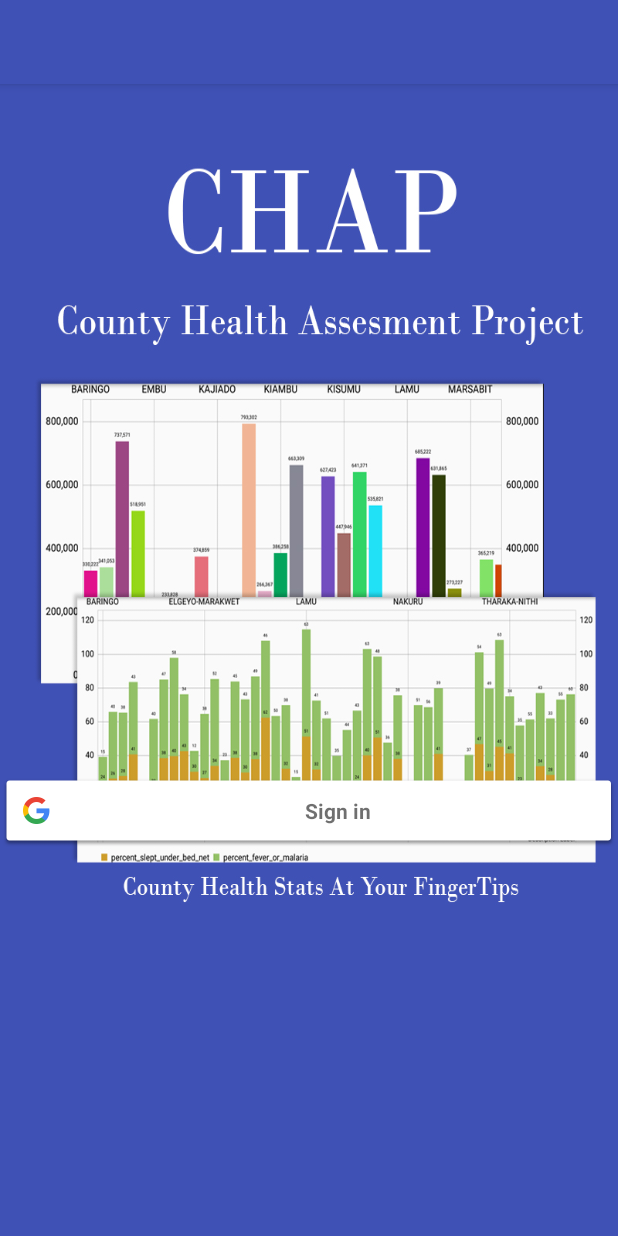
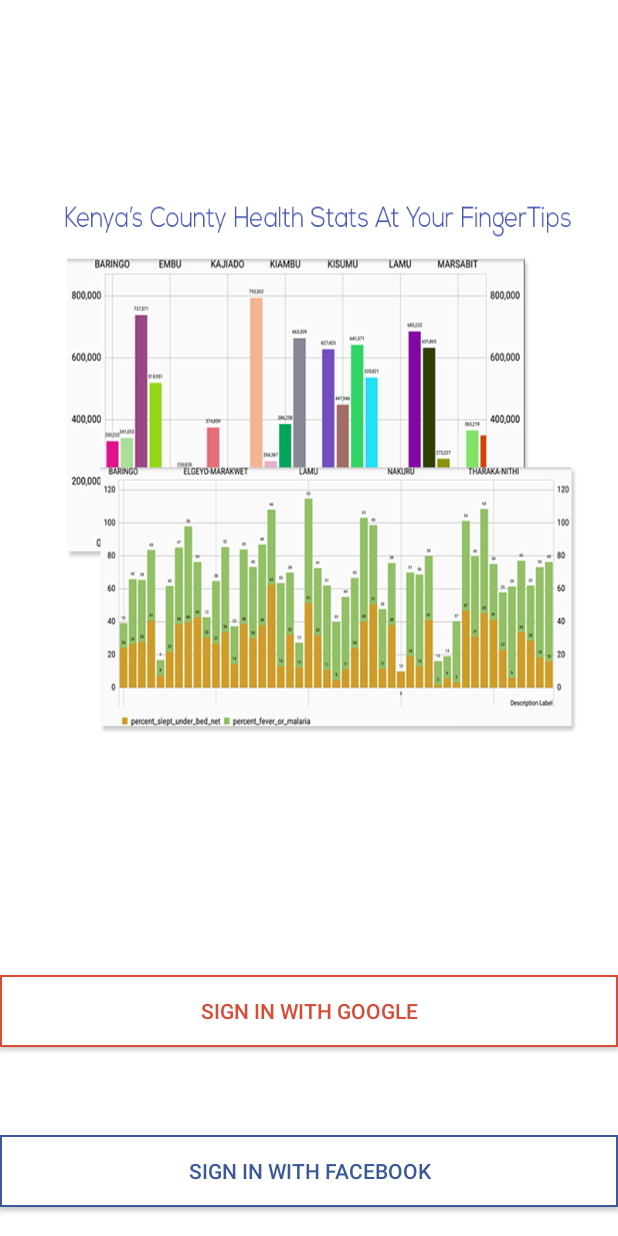
Before and after one commit to dnjunge/CHAP, an Android app: the screen it shows after launch (LoginActivity before the commit, WelcomeActivity after it), on a phone screen of 412 x 824 dp. Run offline under Robolectric (Android 15) with nearby library versions, the phone set to English and light mode, and no system bars.

Commit message:
Improved splash and login screens, redesigned login buttons, beefed up google login added welcome activity

```diff
--- a/app/src/main/java/com/chap/LoginActivity.java
+++ b/app/src/main/java/com/chap/GoogleLoginActivity.java
@@ -13,17 +13,15 @@ import android.content.SharedPreferences.Editor;
 import android.content.pm.ActivityInfo;
 import android.content.pm.PackageManager;
 import android.content.res.Configuration;
+import android.graphics.Bitmap;
+import android.graphics.BitmapFactory;
+import android.os.AsyncTask;
 import android.os.Bundle;
 import android.support.v4.app.ActivityCompat;
 import android.support.v4.content.ContextCompat;
 import android.support.v7.app.AppCompatActivity;
 import android.view.Gravity;
-import android.view.View;
 
-import com.google.android.gms.auth.api.Auth;
-import com.google.android.gms.auth.api.signin.GoogleSignInAccount;
-import com.google.android.gms.auth.api.signin.GoogleSignInOptions;
-import com.google.android.gms.auth.api.signin.GoogleSignInResult;
 import com.google.android.gms.common.ConnectionResult;
 import com.google.android.gms.common.GooglePlayServicesUtil;
 import com.google.android.gms.common.api.GoogleApiClient;
@@ -32,19 +30,22 @@ import com.google.android.gms.plus.model.people.Person;
 import com.google.android.gms.common.api.GoogleApiClient.ConnectionCallbacks;
 import com.google.android.gms.common.api.GoogleApiClient.OnConnectionFailedListener;
 import android.Manifest;
-import android.content.pm.PackageManager;
 
+
+import android.widget.ImageView;
 import android.widget.Toast;
 import android.util.Log;
 
+import java.io.InputStream;
 
-public class LoginActivity extends AppCompatActivity implements ConnectionCallbacks, OnConnectionFailedListener,
-        View.OnClickListener {
+
+public class GoogleLoginActivity extends AppCompatActivity implements ConnectionCallbacks, OnConnectionFailedListener
+         {
 
     private GoogleApiClient mGoogleApiClient;
     private static final int MY_PERMISSIONS_REQUEST_READ_CONTACTS = 1;
     public static final int RC_SIGN_IN = 9001;
-    private static final String TAG = "LoginActivity";
+    private static final String TAG = "GoogleLoginActivity";
     boolean googleLoginIntentInProgress;
     String userName;
     String userPhotoURI;
@@ -61,30 +62,24 @@ public class LoginActivity extends AppCompatActivity implements ConnectionCallba
  * all issues preventing sign-in without waiting.
  */
     private boolean googleLoginButtonClicked = true;
+    public static final String SIGN_IN_METHOD = "google";
+     // Profile pic image size in pixels
+     private static final int PROFILE_PIC_SIZE = 400;
 
     @Override
     protected void onCreate(Bundle savedInstanceState) {
         super.onCreate(savedInstanceState);
+        setContentView(R.layout.activity_google_login);
 
         userPref = this.getSharedPreferences("userProfile", MODE_PRIVATE);
         editPref = userPref.edit();
 
-        setContentView(R.layout.activity_login);
-        getSupportActionBar().setDisplayShowTitleEnabled(false);
 
-
-/*
-        GoogleSignInOptions gso = new GoogleSignInOptions.Builder(GoogleSignInOptions.DEFAULT_SIGN_IN)
-                .requestEmail()
-                .build();*/
 
         mGoogleApiClient = new GoogleApiClient.Builder(this)
                 .addConnectionCallbacks(this)
                 .addOnConnectionFailedListener(this).addApi(Plus.API)
                 .addScope(Plus.SCOPE_PLUS_LOGIN).build();
-        //  .enableAutoManage(this /* FragmentActivity */, this /* OnConnectionFailedListener */)
-        // .addApi(Auth.GOOGLE_SIGN_IN_API, gso)
-        findViewById(R.id.googleLoginButton).setOnClickListener(this);
 
     }
     //Ensure login screen is in portrait mode only
@@ -92,15 +87,6 @@ public class LoginActivity extends AppCompatActivity implements ConnectionCallba
     public void onConfigurationChanged(Configuration newConfig) {
         super.onConfigurationChanged(newConfig);
         setRequestedOrientation(ActivityInfo.SCREEN_ORIENTATION_PORTRAIT);
-    }
-    //Handle a click of the login button
-    @Override
-    public void onClick(View view) {
-        switch (view.getId()) {
-            case R.id.googleLoginButton:
-                signInWithGoogle();
-                break;
-        }
     }
 
     public void onStart() {
@@ -135,11 +121,6 @@ public class LoginActivity extends AppCompatActivity implements ConnectionCallba
 
 
 
-
-    private void signInWithGoogle() {
-        Intent signInIntent = Auth.GoogleSignInApi.getSignInIntent(mGoogleApiClient);
-        startActivityForResult(signInIntent, RC_SIGN_IN);
-    }
     @Override
     public void onConnectionFailed(ConnectionResult connectionResult) {
         // An unresolvable error has occurred and Google APIs (including Sign-In) will not
@@ -148,6 +129,8 @@ public class LoginActivity extends AppCompatActivity implements ConnectionCallba
         if (!connectionResult.hasResolution()) {
             GooglePlayServicesUtil.getErrorDialog(connectionResult.getErrorCode(), this,
                     0).show();
+            editPref.putString("userSignIn", null);
+            editPref.commit();
             return;
         }
         if (!googleLoginIntentInProgress) {
@@ -165,12 +148,9 @@ public class LoginActivity extends AppCompatActivity implements ConnectionCallba
 
     @Override
     public void onActivityResult(int requestCode, int resultCode, Intent intent) {
-        super.onActivityResult(requestCode, resultCode, intent);
 
         // Result returned from launching the Intent from GoogleSignInApi.getSignInIntent(...);
         if (requestCode == RC_SIGN_IN) {
-            //GoogleSignInResult result = Auth.GoogleSignInApi.getSignInResultFromIntent(intent);
-            //handleSignInResult(result);
             if (resultCode != Activity.RESULT_OK) {
                 googleLoginButtonClicked = false;
             }
@@ -185,32 +165,30 @@ public class LoginActivity extends AppCompatActivity implements ConnectionCallba
     @Override
     public void onConnected(Bundle connectionHint) {
         googleLoginButtonClicked = false;
-       // Toast.makeText(this, "User is connected!", Toast.LENGTH_LONG).show();
         // Get user's information
         handleSignInResult();
 
-
-        // Update the UI after signin
-        //updateUI(true);
     }
 
     @Override
-    public void onConnectionSuspended(int cause) {
-
+    public void onConnectionSuspended(int arg0) {
+        mGoogleApiClient.connect();
     }
 
     //sign-in was successful
     private void handleSignInResult() {
-
-        if (ContextCompat.checkSelfPermission(this,
-                Manifest.permission.READ_CONTACTS)
-                != PackageManager.PERMISSION_GRANTED) {
-
+         if (ContextCompat.checkSelfPermission(this,
+               Manifest.permission.READ_CONTACTS)
+               != PackageManager.PERMISSION_GRANTED) {
                 ActivityCompat.requestPermissions(this,
                         new String[]{Manifest.permission.READ_CONTACTS},
                         MY_PERMISSIONS_REQUEST_READ_CONTACTS);
 
             }
+        else{
+             //permission already granted
+             loginSuccess();
+         }
     }
 
 
@@ -218,6 +196,7 @@ public class LoginActivity extends AppCompatActivity implements ConnectionCallba
     @Override
     public void onRequestPermissionsResult(int requestCode,
                                            String permissions[], int[] grantResults) {
+
         switch (requestCode) {
             case MY_PERMISSIONS_REQUEST_READ_CONTACTS: {
                 // If request is cancelled, the result arrays are empty.
@@ -230,15 +209,21 @@ public class LoginActivity extends AppCompatActivity implements ConnectionCallba
                                     .getCurrentPerson(mGoogleApiClient);
 
                             //Get user info
+                            editPref.putString("userSignIn", SIGN_IN_METHOD);
                             userName =  currentPerson.getDisplayName();
-                            //  userPhotoURI = currentPerson.getImage().getUrl().toString();
-                            //  userGooglePlusID = currentPerson.getUrl();
-                            //   final String userEmail = Plus.AccountApi.getAccountName(mGoogleApiClient);
-                            // Store user info into shared pref
+                            userPhotoURI = currentPerson.getImage().getUrl();
+                            userGooglePlusID = currentPerson.getUrl();
+                            final String userEmail = Plus.AccountApi.getAccountName(mGoogleApiClient);
+
+                            userPhotoURI = userPhotoURI.substring(0,
+                                    userPhotoURI.length() - 2)
+                                    + PROFILE_PIC_SIZE;
+
+                            //Store user info into shared pref
                             editPref.putString("userName", userName);
-                            // editPref.putString("userPhotoURI", userPhotoURI);
-                            // editPref.putString("userGooglePlusID", userGooglePlusID);
-                            // editPref.putString("userEmail", userEmail);
+                            editPref.putString("userPhotoURI", userPhotoURI);
+                            editPref.putString("userGooglePlusID", userGooglePlusID);
+                            editPref.putString("userEmail", userEmail);
                             editPref.commit();
                             Context context = getApplicationContext();
                             CharSequence text = getString(R.string.signed_in_fmt, userName);
@@ -261,46 +246,10 @@ public class LoginActivity extends AppCompatActivity implements ConnectionCallba
 
                     loginSuccess();
                 }
-                return;
             }
 
         }
     }
-
-
-
-    /*
-    //Check if sign-in was successful
-    private void handleSignInResult(GoogleSignInResult result) {
-        Log.d(TAG, "handleSignInResult:" + result.isSuccess());
-        if (result.isSuccess()) {
-            GoogleSignInAccount acct = result.getSignInAccount();
-
-            //Get user info
-            userName = acct.getDisplayName();
-            userPhotoURI = acct.getPhotoUrl().toString();
-            userGooglePlusID = acct.getId();
-            userEmail = acct.getEmail();
-            // Store user info into shared pref
-            editPref.putString("userName", userName);
-            editPref.putString("userPhotoURI", userPhotoURI);
-            editPref.putString("userGooglePlusID", userGooglePlusID);
-            editPref.putString("userEmail", userEmail);
-            editPref.commit();
-            Context context = getApplicationContext();
-            CharSequence text = getString(R.string.signed_in_fmt, userName);
-            int duration = Toast.LENGTH_SHORT;
-            Toast toast = Toast.makeText(context, text, duration);
-            toast.setGravity(Gravity.CENTER_VERTICAL, 0, 0);
-            toast.getView().setBackgroundColor(getResources().getColor(R.color.colorAccent));
-            toast.show();
-            loginSuccess(true);
-        } else {
-            loginSuccess(false);
-        }
-    } */
-
-
 
         private void loginSuccess()
     {
@@ -308,19 +257,6 @@ public class LoginActivity extends AppCompatActivity implements ConnectionCallba
         startActivity(intent);
         finish();
     }
-    /*
-    private void loginSuccess(boolean loggedIn)
-    {
-        if(loggedIn){
-            Intent intent = new Intent(this, SelectOptionActivity.class);
-            startActivity(intent);
-            finish();
-        }
-        else{
-            Toast.makeText(this, "There was a problem signing in.", Toast.LENGTH_SHORT).show();
-            findViewById(R.id.googleLoginButton).setVisibility(View.VISIBLE);
-        }
 
-    }*/
 
 }
--- a/app/src/main/java/com/chap/SplashScreenActivity.java
+++ b/app/src/main/java/com/chap/SplashScreenActivity.java
@@ -9,6 +9,7 @@ import android.support.v7.app.AppCompatActivity;
 import android.os.Bundle;
 import android.os.Handler;
 import android.content.Intent;
+import android.view.Window;
 
 // Class to display the splash screen for 3 seconds
 public class SplashScreenActivity extends AppCompatActivity {
@@ -17,14 +18,14 @@ public class SplashScreenActivity extends AppCompatActivity {
     protected void onCreate(Bundle savedInstanceState) {
         super.onCreate(savedInstanceState);
         setContentView(R.layout.activity_splash_screen);
-        getSupportActionBar().setDisplayShowTitleEnabled(false);
+       // getSupportActionBar().setDisplayShowTitleEnabled(false);
 
         new Handler().postDelayed(new Runnable() {
             @Override
             public void run() {
                 // This method will be executed once the timer is over
                 // Start your app main activity
-                Intent i = new Intent(SplashScreenActivity.this, LoginActivity.class);
+                Intent i = new Intent(SplashScreenActivity.this, WelcomeActivity.class);
                 startActivity(i);
 
                 // close this activity
--- /dev/null
+++ b/app/src/main/java/com/chap/WelcomeActivity.java
@@ -0,0 +1,157 @@
+package com.chap;
+
+import android.content.Intent;
+import android.content.SharedPreferences;
+import android.content.pm.ActivityInfo;
+import android.content.res.Configuration;
+import android.graphics.Color;
+import android.os.Handler;
+import android.support.v7.app.AppCompatActivity;
+import android.os.Bundle;
+import android.view.View;
+import android.widget.Button;
+import android.widget.TextView;
+import android.widget.Toast;
+
+import com.google.android.gms.common.SignInButton;
+
+public class WelcomeActivity extends AppCompatActivity implements View.OnClickListener {
+
+
+    Button googleLoginButton;
+    Button fbLoginButton;
+    String googleLoginButtonText = "Sign in with Google";
+    private static final String GOOGLESIGNIN = "google";
+    private static final String FACEBOOKSIGNIN = "facebook";
+
+    SharedPreferences userProfile;
+    public static SharedPreferences.Editor editProfile;
+    boolean doubleBackToExitPressedOnce = false;
+
+    @Override
+    protected void onCreate(Bundle savedInstanceState) {
+        super.onCreate(savedInstanceState);
+
+        userProfile = this.getSharedPreferences("userProfile", MODE_PRIVATE);
+        String userSignIn = userProfile.getString("userSignIn", null);
+        editProfile = userProfile.edit();
+
+        if (userSignIn != null) {
+            if (userSignIn.contains(GOOGLESIGNIN)) {
+                Intent intent = new Intent(this, GoogleLoginActivity.class);
+                startActivity(intent);
+                finish();
+            }
+            if (userSignIn.contains(FACEBOOKSIGNIN)) {
+                Intent intent = new Intent(this, FacebookLoginActivity.class);
+                startActivity(intent);
+                finish();
+            }
+
+        } else {
+            setContentView(R.layout.activity_welcome);
+
+            googleLoginButton = (Button) findViewById(R.id.googleLoginButton);
+            googleLoginButton.setOnClickListener(this);
+            fbLoginButton = (Button) findViewById(R.id.fbLoginButton);
+            fbLoginButton.setOnClickListener(this);
+
+          //  setGooglePlusButtonText(googleLoginButton, googleLoginButtonText);
+
+            //Temp place holder for button colors
+           // fbLoginButton.setBackgroundColor(Color.rgb(59, 89, 182));
+           // fbLoginButton.setTextColor(Color.WHITE);
+
+        }
+    }
+
+    public void onStart() {
+        super.onStart();
+        SharedPreferences editProfile = this.getSharedPreferences("userProfile", MODE_PRIVATE);
+        String userSignIn = editProfile.getString("userSignIn", null);
+
+        if(userSignIn != null){
+            if(userSignIn.contains(GOOGLESIGNIN)){
+                Intent intent = new Intent(this, GoogleLoginActivity.class);
+                startActivity(intent);
+            }
+            if(userSignIn.contains(FACEBOOKSIGNIN)){
+                Intent intent = new Intent(this, FacebookLoginActivity.class);
+                startActivity(intent);
+            }
+
+        }
+    }
+
+    @Override
+    public void onConfigurationChanged(Configuration newConfig) {
+        super.onConfigurationChanged(newConfig);
+        setRequestedOrientation(ActivityInfo.SCREEN_ORIENTATION_PORTRAIT);
+    }
+
+    protected void setGooglePlusButtonText(SignInButton signInButton, String buttonText) {
+        // Find the TextView that is inside of the SignInButton and set its text
+        for (int i = 0; i < signInButton.getChildCount(); i++) {
+            View v = signInButton.getChildAt(i);
+
+            if (v instanceof TextView) {
+                TextView tv = (TextView) v;
+                tv.setText(buttonText);
+                return;
+            }
+        }
+    }
+
+    @Override
+    public void onClick(View view) {
+        switch (view.getId()) {
+            case R.id.googleLoginButton:
+                // gmail Signin button clicked
+                signInWithGoogle();
+                break;
+            case R.id.fbLoginButton:
+                // fb Signin button clicked
+                signInWithFb();
+                break;
+        }
+    }
+
+    /**
+     * Sign-in using gmail
+     * */
+    private void signInWithGoogle() {
+        //Toast.makeText(getApplicationContext(), "Google Sign in Clicked!", Toast.LENGTH_LONG).show();
+        Intent intent = new Intent(this, GoogleLoginActivity.class);
+        startActivity(intent);
+        finish();
+    }
+    /**
+     * Sign-in using fb
+     * */
+    private void signInWithFb() {
+        //Toast.makeText(getApplicationContext(), "FB Sign in Clicked!", Toast.LENGTH_LONG).show();
+        Intent intent = new Intent(this, FacebookLoginActivity.class);
+        startActivity(intent);
+        finish();
+    }
+
+
+    @Override
+    public void onBackPressed() {
+        if (doubleBackToExitPressedOnce) {
+            super.onBackPressed();
+            return;
+        }
+
+        this.doubleBackToExitPressedOnce = true;
+        Toast.makeText(this, "Please click BACK again to exit", Toast.LENGTH_SHORT).show();
+
+        new Handler().postDelayed(new Runnable() {
+
+            @Override
+            public void run() {
+                doubleBackToExitPressedOnce=false;
+            }
+        }, 2000);
+    }
+}
--- /dev/null
+++ b/app/src/main/res/drawable-hdpi/facebook_login_button_border.xml
@@ -0,0 +1,11 @@
+<?xml version="1.0" encoding="utf-8"?>
+<shape xmlns:android="http://schemas.android.com/apk/res/android"
+    android:shape="rectangle" >
+
+    <solid android:color="#ffffff" />
+
+    <stroke
+        android:width="1.5dp"
+        android:color="@color/facebookBlue" />
+
+</shape>
--- /dev/null
+++ b/app/src/main/res/drawable-hdpi/google_login_button_border.xml
@@ -0,0 +1,11 @@
+<?xml version="1.0" encoding="utf-8"?>
+<shape xmlns:android="http://schemas.android.com/apk/res/android"
+    android:shape="rectangle" >
+
+    <solid android:color="#ffffff" />
+
+    <stroke
+        android:width="1.5dp"
+        android:color="@color/googleRed" />
+
+</shape>
--- /dev/null
+++ b/app/src/main/res/drawable/facebook_login_button_border.xml
@@ -0,0 +1,11 @@
+<?xml version="1.0" encoding="utf-8"?>
+<shape xmlns:android="http://schemas.android.com/apk/res/android"
+    android:shape="rectangle" >
+
+    <solid android:color="#ffffff" />
+
+    <stroke
+        android:width="1.5dp"
+        android:color="@color/facebookBlue" />
+
+</shape>
--- /dev/null
+++ b/app/src/main/res/drawable/google_login_button_border.xml
@@ -0,0 +1,11 @@
+<?xml version="1.0" encoding="utf-8"?>
+<shape xmlns:android="http://schemas.android.com/apk/res/android"
+    android:shape="rectangle" >
+
+    <solid android:color="#ffffff" />
+
+    <stroke
+        android:width="1.5dp"
+        android:color="@color/googleRed" />
+
+</shape>
--- a/app/src/main/res/layout/activity_login.xml
+++ /dev/null
@@ -1,16 +0,0 @@
-<LinearLayout xmlns:android="http://schemas.android.com/apk/res/android"
-    xmlns:tools="http://schemas.android.com/tools"
-    android:layout_width="match_parent"
-    android:layout_height="match_parent"
-    android:background="@drawable/chap_login_screen"
-    android:orientation="vertical">
-
-    <com.google.android.gms.common.SignInButton
-        android:id="@+id/googleLoginButton"
-        android:layout_width="match_parent"
-        android:layout_height="wrap_content"
-        android:layout_marginTop="460dp"
-        android:text="@string/googleLogin_button"
-        android:elevation="5dp" />
-
-</LinearLayout>
--- /dev/null
+++ b/app/src/main/res/layout/activity_welcome.xml
@@ -0,0 +1,32 @@
+<RelativeLayout xmlns:android="http://schemas.android.com/apk/res/android"
+xmlns:tools="http://schemas.android.com/tools"
+android:layout_width="match_parent"
+android:layout_height="match_parent"
+android:background="@drawable/chap_login_screen"
+android:orientation="vertical">
+
+    <Button
+        android:background="@drawable/google_login_button_border"
+        android:id="@+id/googleLoginButton"
+        android:layout_width="match_parent"
+        android:layout_height="wrap_content"
+        android:text="@string/googleLogin_button"
+        android:textColor="@color/googleRed"
+        android:layout_marginBottom="126dp"
+        android:layout_alignParentBottom="true"
+        android:layout_alignParentLeft="true"
+        android:layout_alignParentStart="true" />
+
+    <Button
+        android:id="@+id/fbLoginButton"
+        android:background="@drawable/facebook_login_button_border"
+        android:layout_height="wrap_content"
+        android:layout_width="match_parent"
+        android:text="@string/fbLogin_button"
+        android:textColor="@color/facebookBlue"
+        android:layout_alignParentBottom="true"
+        android:layout_alignParentLeft="true"
+        android:layout_alignParentStart="true"
+        android:layout_marginBottom="19dp" />
+
+</RelativeLayout>
--- a/app/src/main/res/values/colors.xml
+++ b/app/src/main/res/values/colors.xml
@@ -4,6 +4,8 @@
     <color name="colorPrimaryDark">#303F9F</color>
     <color name="colorAccent">#FF4081</color>
     <color name="colorGray">#d3d3d3</color>
+    <color name="facebookBlue">#3b5998</color>
+    <color name="googleRed">#D84B37</color>
     <color name="white">#FFFFFF</color>
     <color name="color_BARINGO">#e1118c</color>
     <color name="color_BOMET">#abde9a</color>
--- a/app/src/main/res/values/strings.xml
+++ b/app/src/main/res/values/strings.xml
@@ -5,6 +5,7 @@
 
     <!-- Strings related to login -->
     <string name="googleLogin_button">Sign in with Google</string>
+    <string name="fbLogin_button">Sign in with Facebook</string>
     <string name="signed_in_fmt">Welcome: %s</string>
     <string name="title_activity_main">MainActivity</string>
     <string name="action_settings">Settings</string>
--- a/app/src/main/res/values/styles.xml
+++ b/app/src/main/res/values/styles.xml
@@ -17,4 +17,11 @@
 
     <style name="AppTheme.PopupOverlay" parent="ThemeOverlay.AppCompat.Light" />
 
+    <style name="Theme.AppCompat.Light.NoActionBar.FullScreen" parent="@style/Theme.AppCompat.Light">
+        <item name="windowNoTitle">true</item>
+        <item name="windowActionBar">false</item>
+        <item name="android:windowFullscreen">true</item>
+        <item name="android:windowContentOverlay">@null</item>
+    </style>
+
 </resources>
```
Also changed, not shown: app/src/main/AndroidManifest.xml (+10 -4 lines), app/src/main/java/com/chap/FacebookLoginActivity.java (added, +12 -0 lines), app/src/main/res/layout/activity_google_login.xml (added, +20 -0 lines), app/src/main/res/drawable-hdpi/chap_login_screen.jpg, app/src/main/res/drawable-hdpi/chap_splash_image.jpg, app/src/main/res/drawable/chap_login_screen.jpg, app/src/main/res/drawable/chap_splash_image.jpg.
